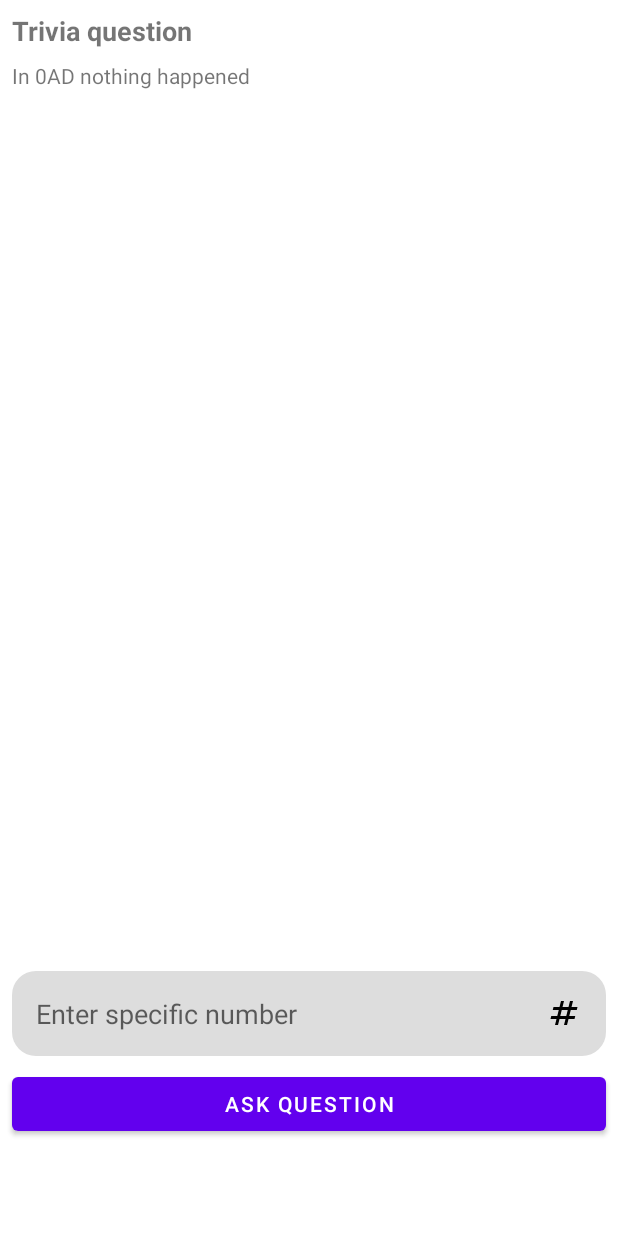
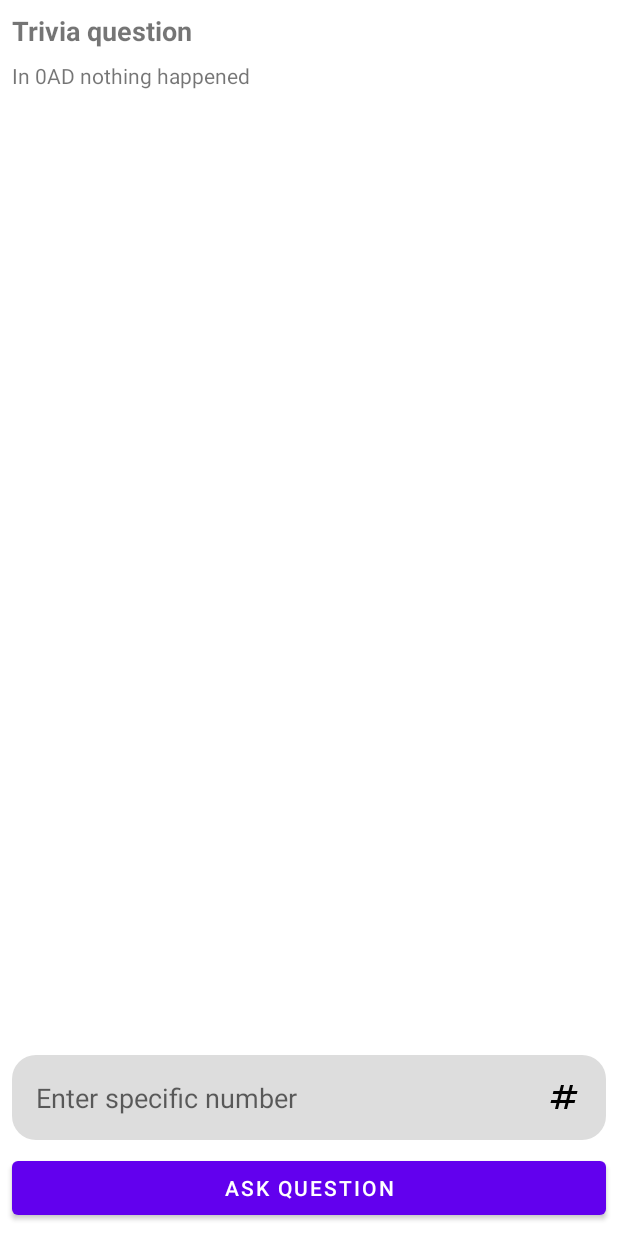
Before and after one commit to tarik-git/Predavanja, an Android app: the layout fragment_main.xml on its own in the app's theme, with its tools: preview values and no code run, on a phone screen of 412 x 824 dp. Run offline under Robolectric (Android 15) with nearby library versions, the phone set to English and light mode, and no system bars.

Commit message:
fix: Ask question Button not being visible

```diff
--- a/Predavanje7/app/src/main/res/layout/activity_main.xml
+++ b/Predavanje7/app/src/main/res/layout/activity_main.xml
@@ -2,7 +2,6 @@
 <androidx.constraintlayout.widget.ConstraintLayout xmlns:android="http://schemas.android.com/apk/res/android"
     xmlns:app="http://schemas.android.com/apk/res-auto"
     xmlns:tools="http://schemas.android.com/tools"
-    android:id="@+id/frame_layout"
     android:layout_width="match_parent"
     android:layout_height="match_parent"
     tools:context=".MainActivity">
@@ -17,6 +16,7 @@
         app:menu="@menu/menu_bottom_navigation"/>
 
     <FrameLayout
+        android:id="@+id/frame_layout"
         android:layout_width="0dp"
         android:layout_height="0dp"
         app:layout_constraintBottom_toTopOf="@+id/bottom_navigation_view"
--- a/Predavanje7/app/src/main/res/layout/fragment_main.xml
+++ b/Predavanje7/app/src/main/res/layout/fragment_main.xml
@@ -40,7 +40,7 @@
         android:layout_height="wrap_content"
         android:layout_marginStart="8dp"
         android:layout_marginEnd="8dp"
-        android:layout_marginBottom="64dp"
+        android:layout_marginBottom="8dp"
         android:text="@string/ask_question"
         app:layout_constraintBottom_toBottomOf="parent"
         app:layout_constraintEnd_toEndOf="parent"
```
